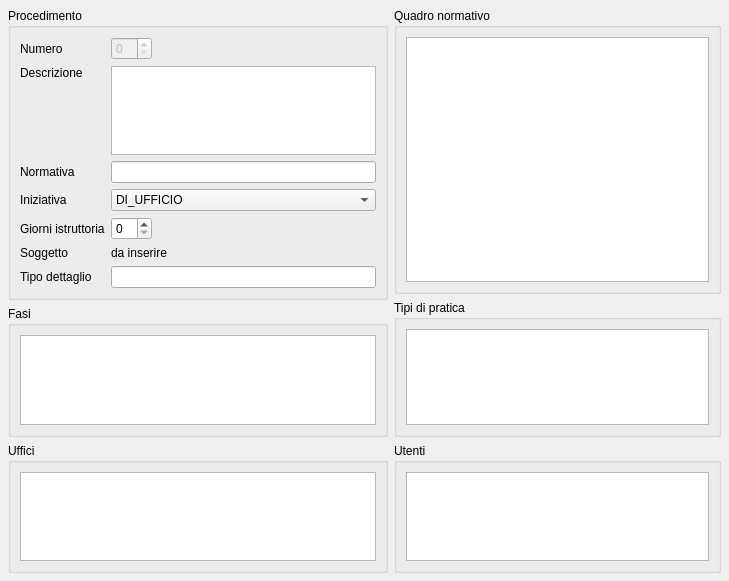
Before: the Qt Designer form src/com/axiastudio/suite/procedimenti/forms/procedimento.ui in tizianolattisi/suitegda, drawn with Qt 5.
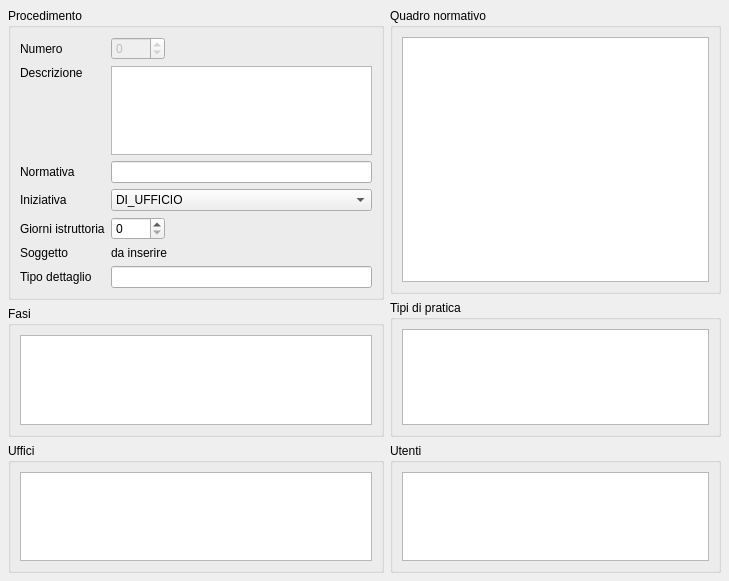
After: the same form once the commit is applied. Custom widgets are drawn as their Qt base class.

Commit message: Bug fix su visualizzazione numero

Patch:
```diff
--- a/src/com/axiastudio/suite/procedimenti/forms/procedimento.ui
+++ b/src/com/axiastudio/suite/procedimenti/forms/procedimento.ui
@@ -333,6 +333,12 @@
          <property name="enabled">
           <bool>false</bool>
          </property>
+         <property name="minimum">
+          <number>-1</number>
+         </property>
+         <property name="maximum">
+          <number>9999</number>
+         </property>
          <property name="column" stdset="0">
           <string>id</string>
          </property>
```
